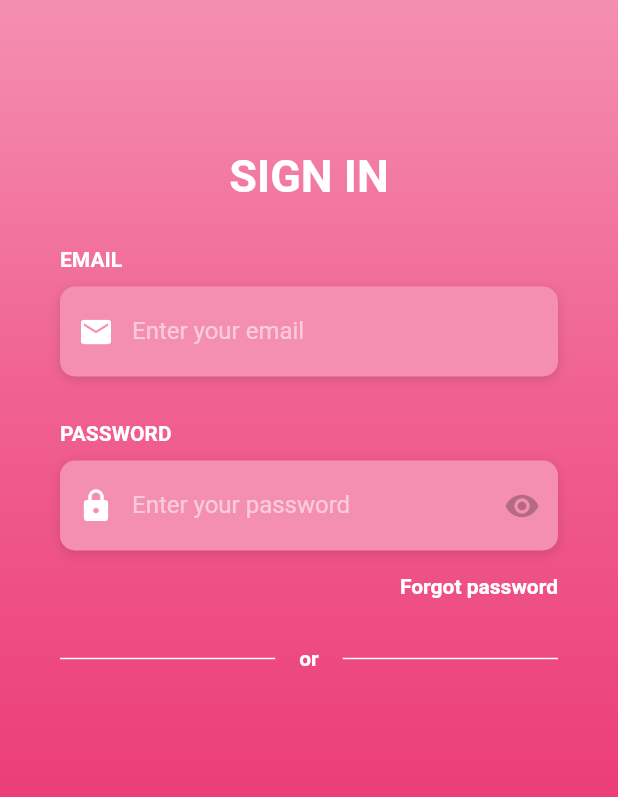
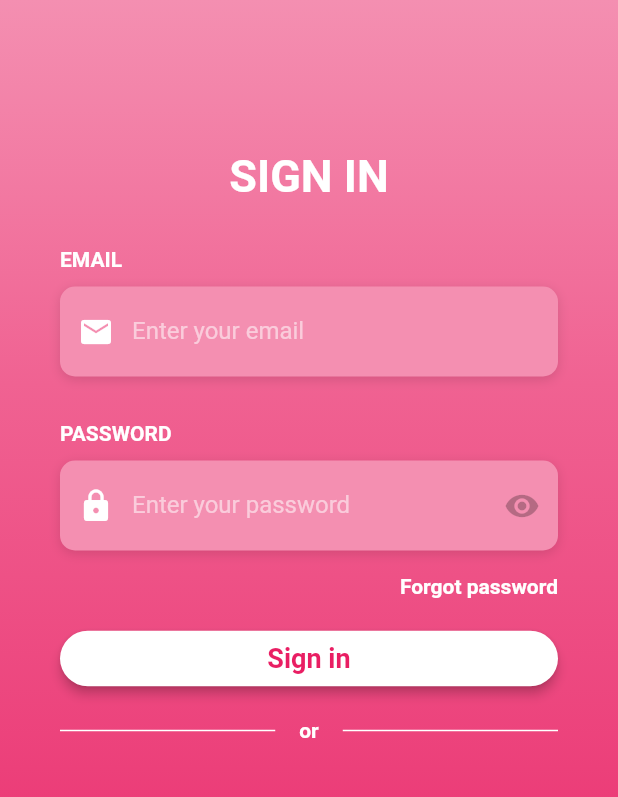
Before and after one commit to lucianoluzzi/couples_app, a Flutter app: the screen it shows after launch, on a phone screen of 412 x 824 dp, the part 84-881 px from its top. Run offline on Flutter 3.47's test engine with Material 2 defaults, Android fonts, the phone set to English and light mode, and no system bars; drawn by our look-alikes of flutter_platform_widgets; Roboto replaces fonts that are missing (OpenSans).

Commit message:
Creating a login button

```diff
--- a/lib/main.dart
+++ b/lib/main.dart
@@ -1,4 +1,3 @@
-import 'package:couplesapp/screens/home.dart';
 import 'package:couplesapp/screens/login.dart';
 import 'package:couplesapp/widgets/cupertino_theme.dart';
 import 'package:couplesapp/widgets/material_theme.dart';
--- a/lib/screens/login.dart
+++ b/lib/screens/login.dart
@@ -1,4 +1,5 @@
 import 'package:couplesapp/widgets/app_bar.dart';
+import 'package:couplesapp/widgets/login/login_button.dart';
 import 'package:couplesapp/widgets/login/login_text_field.dart';
 import 'package:flutter/material.dart';
 import 'package:flutter_platform_widgets/flutter_platform_widgets.dart';
@@ -70,7 +71,12 @@ class Login extends StatelessWidget {
                       ),
                     ),
                   ),
-                  SizedBox(height: 16,),
+                  LoginButton(
+                    text: "Sign in",
+                  ),
+                  SizedBox(
+                    height: 16,
+                  ),
                   Row(
                     children: [
                       Expanded(
@@ -92,7 +98,10 @@ class Login extends StatelessWidget {
                         ),
                       ),
                     ],
-                  )
+                  ),
+                  SizedBox(
+                    height: 16,
+                  ),
                 ],
               ),
             ),
--- /dev/null
+++ b/lib/widgets/login/login_button.dart
@@ -0,0 +1,38 @@
+import 'package:flutter/material.dart';
+import 'package:flutter/widgets.dart';
+
+class LoginButton extends StatelessWidget {
+  final String text;
+
+  LoginButton({this.text});
+
+  @override
+  Widget build(BuildContext context) {
+    return Container(
+      width: double.infinity,
+      child: RaisedButton(
+        padding: EdgeInsets.only(
+          left: 16,
+          top: 8,
+          right: 16,
+          bottom: 8,
+        ),
+        child: Text(
+          text,
+          style: TextStyle(
+            color: Colors.pink,
+            fontWeight: FontWeight.bold,
+            fontSize: 18.0,
+            fontFamily: 'OpenSans',
+          ),
+        ),
+        elevation: 3.0,
+        shape: RoundedRectangleBorder(
+          borderRadius: BorderRadius.circular(30.0),
+        ),
+        color: Colors.white,
+        onPressed: () {},
+      ),
+    );
+  }
+}
```
